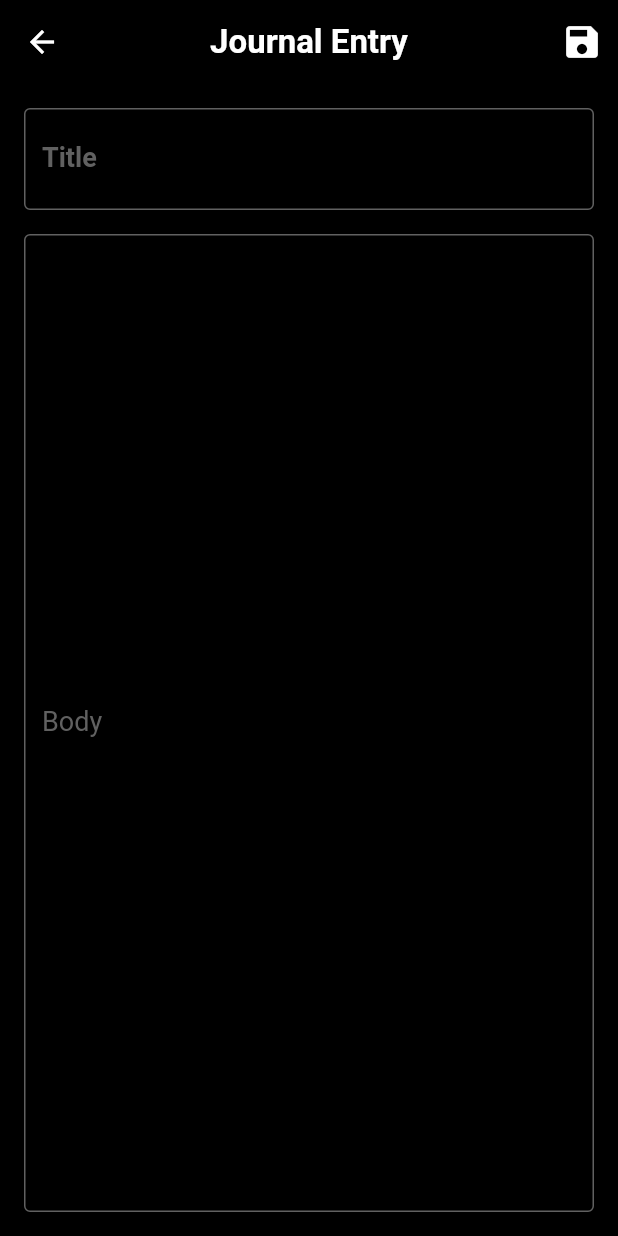
After one commit to yashrathi-git/Serenity, a Flutter app: the JournalEntryScreen screen opened directly, after a tap on the "save" icon, on a phone screen of 412 x 824 dp. The commit adds this screen. Run offline on Flutter 3.47's test engine with Material 2 defaults, Android fonts, the phone set to English and light mode, and no system bars; our stand-ins replace carousel_slider, cloud_firestore, firebase_auth, firebase_core, flutter_signin_button, geolocator and 3 more; accounts and stored records are empty.

Commit message:
implemented journal and mood entry

```diff
--- /dev/null
+++ b/lib/screens/mental_health/journal_entry.dart
@@ -0,0 +1,134 @@
+import 'package:cloud_firestore/cloud_firestore.dart';
+import 'package:firebase_auth/firebase_auth.dart';
+import 'package:flutter/material.dart';
+
+class JournalEntryScreen extends StatefulWidget {
+  final String? existingTitle;
+  final String? existingBody;
+  final DateTime? existingTimestamp;
+  final String? documentId;
+
+  JournalEntryScreen({
+    this.existingTitle,
+    this.existingBody,
+    this.existingTimestamp,
+    this.documentId,
+  });
+
+  @override
+  _JournalEntryScreenState createState() => _JournalEntryScreenState();
+}
+
+class _JournalEntryScreenState extends State<JournalEntryScreen> {
+  final _titleController = TextEditingController();
+  final _bodyController = TextEditingController();
+  final _auth = FirebaseAuth.instance;
+  late CollectionReference<Map<String, dynamic>> _journalEntriesRef;
+
+  @override
+  void initState() {
+    super.initState();
+    _journalEntriesRef = FirebaseFirestore.instance.collection('journal_entries');
+    if (widget.existingTitle != null && widget.existingBody != null) {
+      _titleController.text = widget.existingTitle!;
+      _bodyController.text = widget.existingBody!;
+    }
+  }
+
+  Future<void> _saveJournalEntry() async {
+    final user = _auth.currentUser!;
+    final title = _titleController.text.trim();
+    final body = _bodyController.text.trim();
+
+    if (title.isEmpty || body.isEmpty) {
+      return;
+    }
+
+    final data = {
+      'userId': user.uid,
+      'title': title,
+      'body': body,
+      'timestamp': Timestamp.now(),
+    };
+
+    if (widget.documentId != null) {
+      await _journalEntriesRef.doc(widget.documentId).update(data);
+    } else {
+      await _journalEntriesRef.add(data);
+    }
+    Navigator.of(context).pop();
+  }
+
+  @override
+  Widget build(BuildContext context) {
+    return Scaffold(
+      appBar: AppBar(
+        title: Text(
+          'Journal Entry',
+          style: TextStyle(
+            fontSize: 22.0,
+            fontWeight: FontWeight.bold,
+            color: Colors.white,
+          ),
+        ),
+        backgroundColor: Colors.black,
+        centerTitle: true,
+        actions: [
+          IconButton(
+            icon: Icon(
+              Icons.save,
+              color: Colors.white,
+              size: 28.0,
+            ),
+            onPressed: _saveJournalEntry,
+          ),
+        ],
+      ),
+      body: Padding(
+        padding: EdgeInsets.all(16.0),
+        child: Column(
+          crossAxisAlignment: CrossAxisAlignment.start,
+          children: [
+            TextFormField(
+              controller: _titleController,
+              decoration: InputDecoration(
+                labelText: 'Title',
+                border: OutlineInputBorder(),
+                labelStyle: TextStyle(
+                  fontSize: 18.0,
+                  color: Colors.grey.shade700,
+                ),
+              ),
+              style: TextStyle(
+                fontSize: 24.0,
+                fontWeight: FontWeight.bold,
+                color: Colors.white,
+              ),
+            ),
+            SizedBox(height: 16.0),
+            Expanded(
+              child: TextFormField(
+                controller: _bodyController,
+                decoration: InputDecoration(
+                  labelText: 'Body',
+                  border: OutlineInputBorder(),
+                  labelStyle: TextStyle(
+                    fontSize: 18.0,
+                    color: Colors.grey.shade700,
+                  ),
+                ),
+                maxLines: null,
+                expands: true,
+                style: TextStyle(
+                  fontSize: 18.0,
+                  color: Colors.white,
+                ),
+              ),
+            ),
+          ],
+        ),
+      ),
+      backgroundColor: Colors.black,
+    );
+  }
+}
--- a/lib/screens/mental_health/mental_splash.dart
+++ b/lib/screens/mental_health/mental_splash.dart
@@ -1,4 +1,5 @@
 import 'package:flutter/material.dart';
+import 'package:serenity/screens/mental_health/journal_screen.dart';
 
 class MentalSplashScreen extends StatelessWidget {
   @override
@@ -58,22 +59,22 @@ class MeditationScreen extends StatelessWidget {
   }
 }
 
-class JournalScreen extends StatelessWidget {
-  @override
-  Widget build(BuildContext context) {
-    return Scaffold(
-      appBar: AppBar(
-        title: Text('Journal Screen'),
-      ),
-      body: Center(
-        child: Text(
-          'Journal Screen',
-          style: TextStyle(fontSize: 24),
-        ),
-      ),
-    );
-  }
-}
+// class JournalScreen extends StatelessWidget {
+//   @override
+//   Widget build(BuildContext context) {
+//     return Scaffold(
+//       appBar: AppBar(
+//         title: Text('Journal Screen'),
+//       ),
+//       body: Center(
+//         child: Text(
+//           'Journal Screen',
+//           style: TextStyle(fontSize: 24),
+//         ),
+//       ),
+//     );
+//   }
+// }
 
 class CardButton extends StatelessWidget {
   final String title;
--- a/pubspec.yaml
+++ b/pubspec.yaml
@@ -45,6 +45,7 @@ dependencies:
   url_launcher: ^6.1.11
   geolocator: ^9.0.2
   permission_handler: ^10.3.0
+  intl: ^0.18.1
 
 dev_dependencies:
   flutter_test:
```
Also changed, not shown: pubspec.lock.
